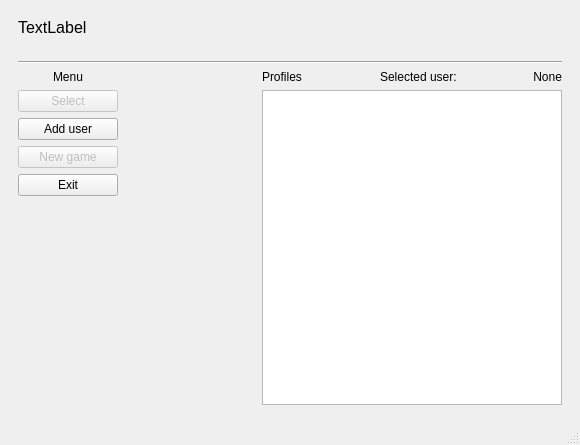
This is mainwindow.ui in bscisel/WUT_Object-oriented_programming as Qt 5 draws it before an edit. The edited form follows.
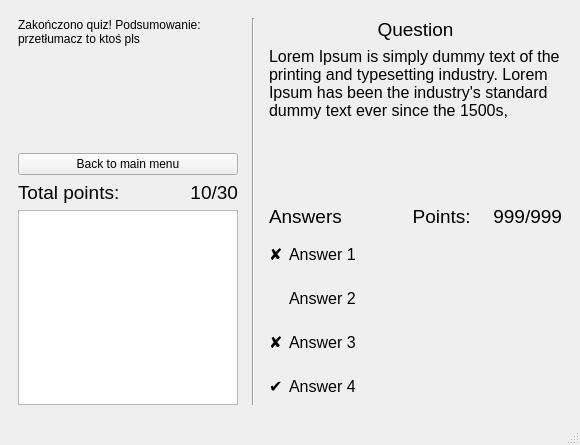
This is the edited form. The open tabs and pages were chosen to show the change.

Commit message: Quiz result added.

The edit to the form file:
```diff
--- a/mainwindow.ui
+++ b/mainwindow.ui
@@ -533,6 +533,481 @@
         </item>
        </layout>
       </widget>
+      <widget class="QWidget" name="page">
+       <layout class="QVBoxLayout" name="verticalLayout_19">
+        <item>
+         <layout class="QHBoxLayout" name="horizontalLayout_11">
+          <item>
+           <layout class="QVBoxLayout" name="verticalLayout_18">
+            <property name="rightMargin">
+             <number>8</number>
+            </property>
+            <item>
+             <widget class="QLabel" name="label_2">
+              <property name="sizePolicy">
+               <sizepolicy hsizetype="Preferred" vsizetype="Preferred">
+                <horstretch>0</horstretch>
+                <verstretch>0</verstretch>
+               </sizepolicy>
+              </property>
+              <property name="minimumSize">
+               <size>
+                <width>0</width>
+                <height>129</height>
+               </size>
+              </property>
+              <property name="text">
+               <string>Zakończono quiz! Podsumowanie:
+przetłumacz to ktoś pls</string>
+              </property>
+              <property name="alignment">
+               <set>Qt::AlignLeading|Qt::AlignLeft|Qt::AlignTop</set>
+              </property>
+             </widget>
+            </item>
+            <item>
+             <widget class="QPushButton" name="backToMainMenuButton">
+              <property name="text">
+               <string>Back to main menu</string>
+              </property>
+             </widget>
+            </item>
+            <item>
+             <layout class="QHBoxLayout" name="horizontalLayout_12">
+              <item>
+               <widget class="QLabel" name="label_8">
+                <property name="sizePolicy">
+                 <sizepolicy hsizetype="Preferred" vsizetype="Preferred">
+                  <horstretch>0</horstretch>
+                  <verstretch>0</verstretch>
+                 </sizepolicy>
+                </property>
+                <property name="font">
+                 <font>
+                  <pointsize>14</pointsize>
+                 </font>
+                </property>
+                <property name="text">
+                 <string>Total points: </string>
+                </property>
+               </widget>
+              </item>
+              <item>
+               <widget class="QLabel" name="pointsLabel">
+                <property name="font">
+                 <font>
+                  <pointsize>14</pointsize>
+                 </font>
+                </property>
+                <property name="text">
+                 <string>10/30</string>
+                </property>
+                <property name="alignment">
+                 <set>Qt::AlignRight|Qt::AlignTrailing|Qt::AlignVCenter</set>
+                </property>
+               </widget>
+              </item>
+             </layout>
+            </item>
+            <item>
+             <widget class="QListWidget" name="answersListWidget">
+              <property name="sizePolicy">
+               <sizepolicy hsizetype="Preferred" vsizetype="Expanding">
+                <horstretch>0</horstretch>
+                <verstretch>0</verstretch>
+               </sizepolicy>
+              </property>
+              <property name="minimumSize">
+               <size>
+                <width>220</width>
+                <height>0</height>
+               </size>
+              </property>
+              <property name="maximumSize">
+               <size>
+                <width>220</width>
+                <height>16777215</height>
+               </size>
+              </property>
+             </widget>
+            </item>
+           </layout>
+          </item>
+          <item>
+           <widget class="Line" name="line_3">
+            <property name="orientation">
+             <enum>Qt::Vertical</enum>
+            </property>
+           </widget>
+          </item>
+          <item>
+           <layout class="QVBoxLayout" name="verticalLayout_17">
+            <property name="leftMargin">
+             <number>8</number>
+            </property>
+            <item>
+             <widget class="QLabel" name="label_5">
+              <property name="sizePolicy">
+               <sizepolicy hsizetype="Preferred" vsizetype="Maximum">
+                <horstretch>0</horstretch>
+                <verstretch>0</verstretch>
+               </sizepolicy>
+              </property>
+              <property name="font">
+               <font>
+                <pointsize>14</pointsize>
+               </font>
+              </property>
+              <property name="text">
+               <string>Question</string>
+              </property>
+              <property name="alignment">
+               <set>Qt::AlignCenter</set>
+              </property>
+             </widget>
+            </item>
+            <item>
+             <widget class="QLabel" name="answeredQuestionLabel">
+              <property name="sizePolicy">
+               <sizepolicy hsizetype="Preferred" vsizetype="Preferred">
+                <horstretch>0</horstretch>
+                <verstretch>0</verstretch>
+               </sizepolicy>
+              </property>
+              <property name="font">
+               <font>
+                <pointsize>12</pointsize>
+               </font>
+              </property>
+              <property name="text">
+               <string>Lorem Ipsum is simply dummy text of the printing and typesetting industry. Lorem Ipsum has been the industry's standard dummy text ever since the 1500s,</string>
+              </property>
+              <property name="alignment">
+               <set>Qt::AlignLeading|Qt::AlignLeft|Qt::AlignTop</set>
+              </property>
+              <property name="wordWrap">
+               <bool>true</bool>
+              </property>
+             </widget>
+            </item>
+            <item>
+             <layout class="QHBoxLayout" name="horizontalLayout_13">
+              <property name="bottomMargin">
+               <number>1</number>
+              </property>
+              <item>
+               <widget class="QLabel" name="label_6">
+                <property name="sizePolicy">
+                 <sizepolicy hsizetype="Preferred" vsizetype="Maximum">
+                  <horstretch>0</horstretch>
+                  <verstretch>0</verstretch>
+                 </sizepolicy>
+                </property>
+                <property name="font">
+                 <font>
+                  <pointsize>14</pointsize>
+                 </font>
+                </property>
+                <property name="text">
+                 <string>Answers</string>
+                </property>
+                <property name="alignment">
+                 <set>Qt::AlignLeading|Qt::AlignLeft|Qt::AlignVCenter</set>
+                </property>
+               </widget>
+              </item>
+              <item>
+               <widget class="QLabel" name="label_3">
+                <property name="sizePolicy">
+                 <sizepolicy hsizetype="Preferred" vsizetype="Maximum">
+                  <horstretch>0</horstretch>
+                  <verstretch>0</verstretch>
+                 </sizepolicy>
+                </property>
+                <property name="font">
+                 <font>
+                  <pointsize>14</pointsize>
+                 </font>
+                </property>
+                <property name="text">
+                 <string>Points: </string>
+                </property>
+                <property name="alignment">
+                 <set>Qt::AlignRight|Qt::AlignTrailing|Qt::AlignVCenter</set>
+                </property>
+               </widget>
+              </item>
+              <item>
+               <widget class="QLabel" name="answerPointsLabel">
+                <property name="sizePolicy">
+                 <sizepolicy hsizetype="Preferred" vsizetype="Maximum">
+                  <horstretch>0</horstretch>
+                  <verstretch>0</verstretch>
+                 </sizepolicy>
+                </property>
+                <property name="maximumSize">
+                 <size>
+                  <width>80</width>
+                  <height>16777215</height>
+                 </size>
+                </property>
+                <property name="font">
+                 <font>
+                  <pointsize>14</pointsize>
+                 </font>
+                </property>
+                <property name="text">
+                 <string>999/999</string>
+                </property>
+                <property name="alignment">
+                 <set>Qt::AlignRight|Qt::AlignTrailing|Qt::AlignVCenter</set>
+                </property>
+               </widget>
+              </item>
+             </layout>
+            </item>
+            <item>
+             <layout class="QVBoxLayout" name="verticalLayout_16">
+              <item>
+               <layout class="QHBoxLayout" name="horizontalLayout_10">
+                <item>
+                 <widget class="QLabel" name="answer1Mark">
+                  <property name="sizePolicy">
+                   <sizepolicy hsizetype="Preferred" vsizetype="Preferred">
+                    <horstretch>0</horstretch>
+                    <verstretch>0</verstretch>
+                   </sizepolicy>
+                  </property>
+                  <property name="minimumSize">
+                   <size>
+                    <width>14</width>
+                    <height>38</height>
+                   </size>
+                  </property>
+                  <property name="font">
+                   <font>
+                    <pointsize>12</pointsize>
+                   </font>
+                  </property>
+                  <property name="text">
+                   <string>✘</string>
+                  </property>
+                  <property name="wordWrap">
+                   <bool>true</bool>
+                  </property>
+                 </widget>
+                </item>
+                <item>
+                 <widget class="QLabel" name="answer1Label">
+                  <property name="sizePolicy">
+                   <sizepolicy hsizetype="Expanding" vsizetype="Minimum">
+                    <horstretch>0</horstretch>
+                    <verstretch>0</verstretch>
+                   </sizepolicy>
+                  </property>
+                  <property name="minimumSize">
+                   <size>
+                    <width>0</width>
+                    <height>38</height>
+                   </size>
+                  </property>
+                  <property name="font">
+                   <font>
+                    <pointsize>12</pointsize>
+                   </font>
+                  </property>
+                  <property name="text">
+                   <string>Answer 1</string>
+                  </property>
+                  <property name="wordWrap">
+                   <bool>true</bool>
+                  </property>
+                 </widget>
+                </item>
+               </layout>
+              </item>
+              <item>
+               <layout class="QHBoxLayout" name="horizontalLayout_9">
+                <item>
+                 <widget class="QLabel" name="answer2Mark">
+                  <property name="sizePolicy">
+                   <sizepolicy hsizetype="Preferred" vsizetype="Preferred">
+                    <horstretch>0</horstretch>
+                    <verstretch>0</verstretch>
+                   </sizepolicy>
+                  </property>
+                  <property name="minimumSize">
+                   <size>
+                    <width>14</width>
+                    <height>38</height>
+                   </size>
+                  </property>
+                  <property name="font">
+                   <font>
+                    <pointsize>12</pointsize>
+                   </font>
+                  </property>
+                  <property name="text">
+                   <string/>
+                  </property>
+                  <property name="wordWrap">
+                   <bool>true</bool>
+                  </property>
+                 </widget>
+                </item>
+                <item>
+                 <widget class="QLabel" name="answer2Label">
+                  <property name="sizePolicy">
+                   <sizepolicy hsizetype="Expanding" vsizetype="Maximum">
+                    <horstretch>0</horstretch>
+                    <verstretch>0</verstretch>
+                   </sizepolicy>
+                  </property>
+                  <property name="minimumSize">
+                   <size>
+                    <width>0</width>
+                    <height>38</height>
+                   </size>
+                  </property>
+                  <property name="font">
+                   <font>
+                    <pointsize>12</pointsize>
+                   </font>
+                  </property>
+                  <property name="text">
+                   <string>Answer 2</string>
+                  </property>
+                  <property name="wordWrap">
+                   <bool>true</bool>
+                  </property>
+                 </widget>
+                </item>
+               </layout>
+              </item>
+              <item>
+               <layout class="QHBoxLayout" name="horizontalLayout_8">
+                <item>
+                 <widget class="QLabel" name="answer3Mark">
+                  <property name="sizePolicy">
+                   <sizepolicy hsizetype="Preferred" vsizetype="Preferred">
+                    <horstretch>0</horstretch>
+                    <verstretch>0</verstretch>
+                   </sizepolicy>
+                  </property>
+                  <property name="minimumSize">
+                   <size>
+                    <width>14</width>
+                    <height>38</height>
+                   </size>
+                  </property>
+                  <property name="font">
+                   <font>
+                    <pointsize>12</pointsize>
+                   </font>
+                  </property>
+                  <property name="text">
+                   <string>✘</string>
+                  </property>
+                  <property name="wordWrap">
+                   <bool>true</bool>
+                  </property>
+                 </widget>
+                </item>
+                <item>
+                 <widget class="QLabel" name="answer3Label">
+                  <property name="sizePolicy">
+                   <sizepolicy hsizetype="Expanding" vsizetype="Maximum">
+                    <horstretch>0</horstretch>
+                    <verstretch>0</verstretch>
+                   </sizepolicy>
+                  </property>
+                  <property name="minimumSize">
+                   <size>
+                    <width>0</width>
+                    <height>38</height>
+                   </size>
+                  </property>
+                  <property name="font">
+                   <font>
+                    <pointsize>12</pointsize>
+                   </font>
+                  </property>
+                  <property name="text">
+                   <string>Answer 3</string>
+                  </property>
+                  <property name="wordWrap">
+                   <bool>true</bool>
+                  </property>
+                 </widget>
+                </item>
+               </layout>
+              </item>
+              <item>
+               <layout class="QHBoxLayout" name="horizontalLayout_7">
+                <item>
+                 <widget class="QLabel" name="answer4Mark">
+                  <property name="sizePolicy">
+                   <sizepolicy hsizetype="Preferred" vsizetype="Preferred">
+                    <horstretch>0</horstretch>
+                    <verstretch>0</verstretch>
+                   </sizepolicy>
+                  </property>
+                  <property name="minimumSize">
+                   <size>
+                    <width>14</width>
+                    <height>38</height>
+                   </size>
+                  </property>
+                  <property name="font">
+                   <font>
+                    <pointsize>12</pointsize>
+                   </font>
+                  </property>
+                  <property name="text">
+                   <string>✔</string>
+                  </property>
+                  <property name="wordWrap">
+                   <bool>true</bool>
+                  </property>
+                 </widget>
+                </item>
+                <item>
+                 <widget class="QLabel" name="answer4Label">
+                  <property name="sizePolicy">
+                   <sizepolicy hsizetype="Expanding" vsizetype="Maximum">
+                    <horstretch>0</horstretch>
+                    <verstretch>0</verstretch>
+                   </sizepolicy>
+                  </property>
+                  <property name="minimumSize">
+                   <size>
+                    <width>0</width>
+                    <height>38</height>
+                   </size>
+                  </property>
+                  <property name="font">
+                   <font>
+                    <pointsize>12</pointsize>
+                   </font>
+                  </property>
+                  <property name="text">
+                   <string>Answer 4</string>
+                  </property>
+                  <property name="wordWrap">
+                   <bool>true</bool>
+                  </property>
+                 </widget>
+                </item>
+               </layout>
+              </item>
+             </layout>
+            </item>
+           </layout>
+          </item>
+         </layout>
+        </item>
+       </layout>
+      </widget>
      </widget>
     </item>
    </layout>
```
Left out of the diff: 3 changed lines with no effect on the pictures. The commit also changes 12 other files.
